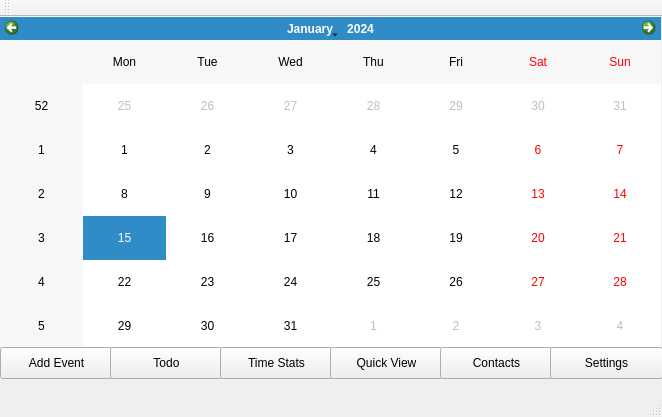
Old version of the form Calendar/mainwindow.ui in the repository oscarl1127/CSUSM_CS441_Project.
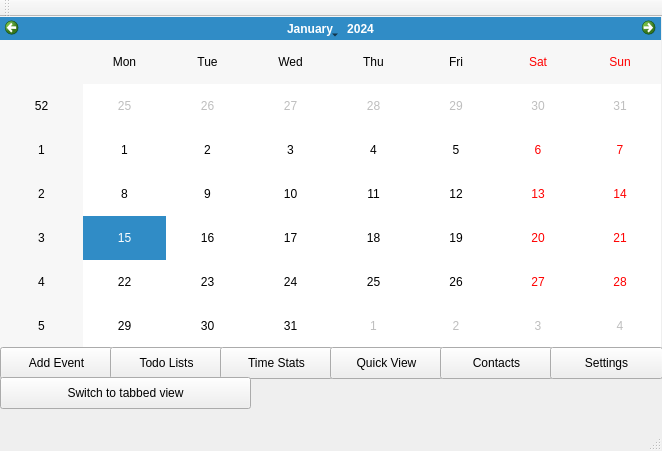
New version of the form.

What changed in the file:
```diff
--- a/Calendar/mainwindow.ui
+++ b/Calendar/mainwindow.ui
@@ -7,7 +7,7 @@
     <x>0</x>
     <y>0</y>
     <width>662</width>
-    <height>417</height>
+    <height>451</height>
    </rect>
   </property>
   <property name="windowTitle">
@@ -47,7 +47,7 @@
      </rect>
     </property>
     <property name="text">
-     <string>Todo</string>
+     <string>Todo Lists</string>
     </property>
    </widget>
    <widget class="QPushButton" name="pushButton_3">
@@ -102,6 +102,19 @@
      <string>Settings</string>
     </property>
    </widget>
+   <widget class="QPushButton" name="pushButton_7">
+    <property name="geometry">
+     <rect>
+      <x>0</x>
+      <y>360</y>
+      <width>251</width>
+      <height>32</height>
+     </rect>
+    </property>
+    <property name="text">
+     <string>Switch to tabbed view</string>
+    </property>
+   </widget>
   </widget>
   <widget class="QMenuBar" name="menuBar">
    <property name="geometry">
```
